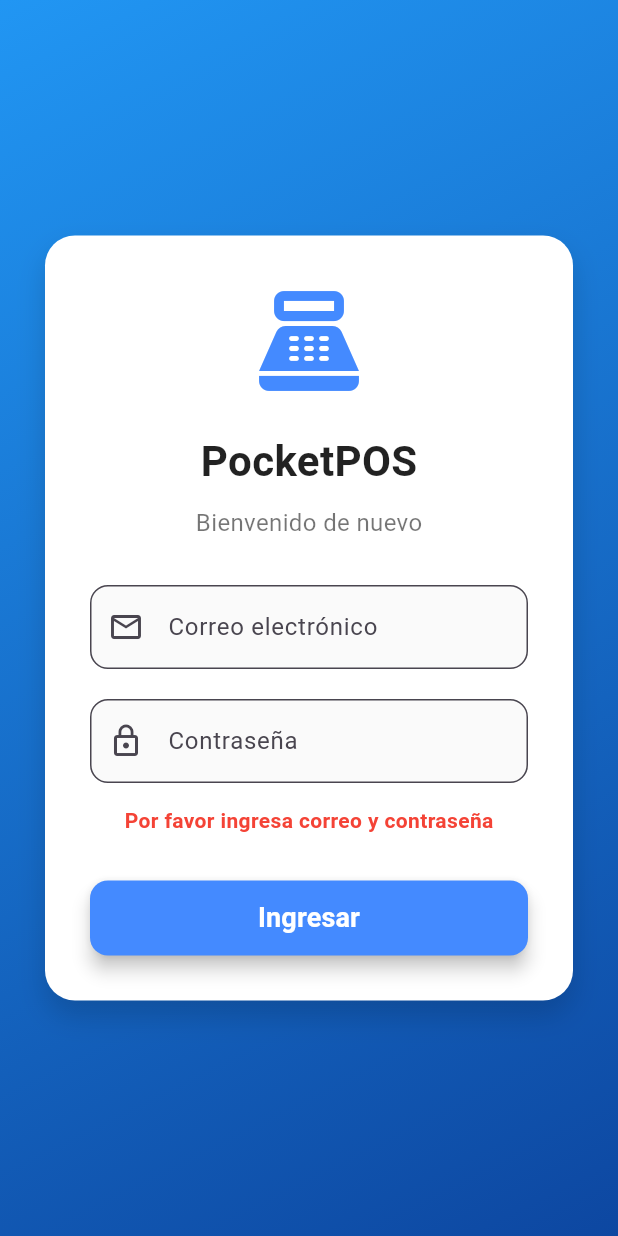
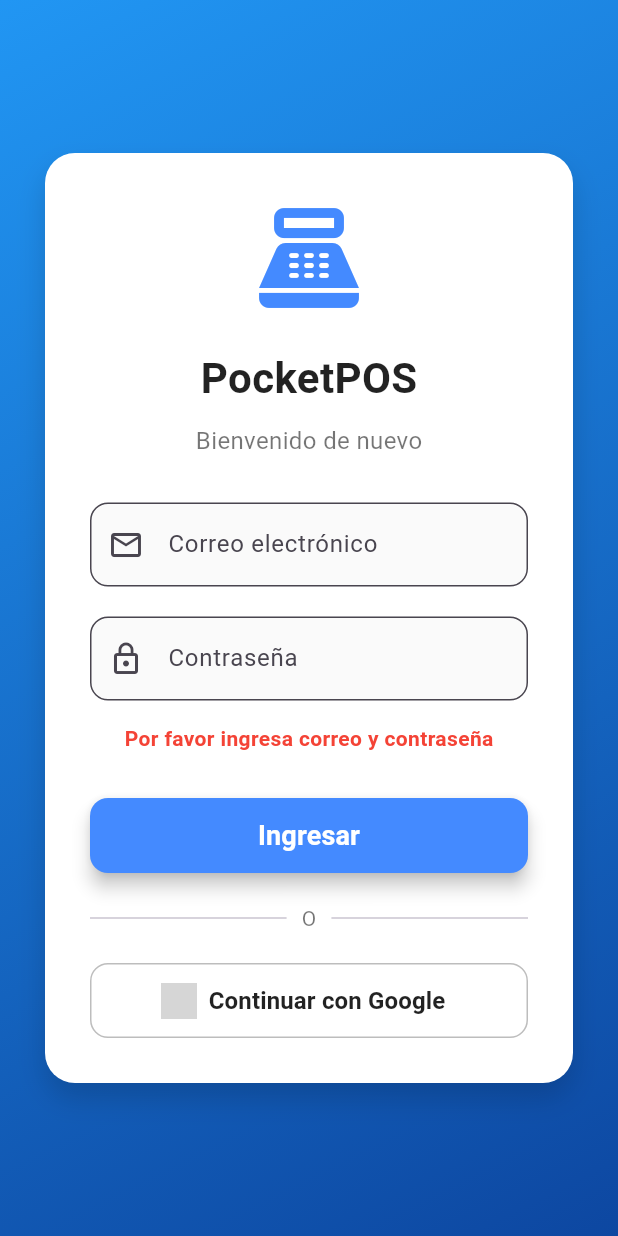
Before and after one commit to JFabian2606/PocketPOS, a Flutter app: the screen it shows after launch, after a tap on "Ingresar", on a phone screen of 412 x 824 dp. Run offline on Flutter 3.47's test engine with Material 3 defaults, Android fonts, the phone set to English and light mode, and no system bars; our stand-ins replace google_sign_in, shared_preferences, sqflite; accounts and stored records are empty; network calls fail; grey boxes are pictures that could not be loaded.

Commit message:
feat: Agregar dependencia google_sign_in en pubspec.yaml

```diff
--- a/lib/screens/login_screen.dart
+++ b/lib/screens/login_screen.dart
@@ -1,6 +1,7 @@
 import 'dart:convert';
 import 'package:crypto/crypto.dart';
 import 'package:flutter/material.dart';
+import 'package:google_sign_in/google_sign_in.dart';
 import 'package:shared_preferences/shared_preferences.dart';
 import 'package:pocketpos/db/db_helper.dart';
 
@@ -16,6 +17,8 @@ class _LoginScreenState extends State<LoginScreen> {
   final _passCtrl = TextEditingController();
   bool _isLoading = false;
   String? _errorMsg;
+
+  final GoogleSignIn _googleSignIn = GoogleSignIn(scopes: ['email']);
 
   @override
   void dispose() {
@@ -38,6 +41,7 @@ class _LoginScreenState extends State<LoginScreen> {
       _errorMsg = null;
     });
 
+    try {
       // Hash password with SHA-256 (SCRUM-43)
       final bytes = utf8.encode(pass);
       final hash = sha256.convert(bytes).toString();
@@ -58,6 +62,46 @@ class _LoginScreenState extends State<LoginScreen> {
         setState(() {
           _isLoading = false;
           _errorMsg = 'Credenciales incorrectas';
+        });
+      }
+    } catch (e) {
+      setState(() {
+        _isLoading = false;
+        _errorMsg = 'Error interno: $e';
+      });
+    }
+  }
+
+  Future<void> _loginWithGoogle() async {
+    setState(() {
+      _isLoading = true;
+      _errorMsg = null;
+    });
+
+    try {
+      // SCRUM-48: Implementar flujo GoogleSignIn
+      final GoogleSignInAccount? account = await _googleSignIn.signIn();
+      if (account != null) {
+        // SCRUM-49: Extraer info de Google y SCRUM-50: Persistir sesión
+        final prefs = await SharedPreferences.getInstance();
+        await prefs.setBool('isLoggedIn', true);
+        await prefs.setString('userEmail', account.email);
+        await prefs.setString('userName', account.displayName ?? 'Usuario Google');
+        await prefs.setString('userPhoto', account.photoUrl ?? '');
+        await prefs.setString('userRole', 'user');
+
+        // Guardar método de autenticación para luego saber cómo cerrar sesión
+        await prefs.setString('authProvider', 'google');
+
+        if (!mounted) return;
+        Navigator.pushReplacementNamed(context, 'home');
+      } else {
+        setState(() => _isLoading = false);
+      }
+    } catch (error) {
+      setState(() {
+        _isLoading = false;
+        _errorMsg = 'Error de Google Sign In: $error';
       });
     }
   }
@@ -174,6 +218,42 @@ class _LoginScreenState extends State<LoginScreen> {
                                 ),
                         ),
                       ),
+
+                      const SizedBox(height: 20),
+                      Row(
+                        children: const [
+                          Expanded(child: Divider()),
+                          Padding(
+                            padding: EdgeInsets.symmetric(horizontal: 10),
+                            child: Text('O', style: TextStyle(color: Colors.black54)),
+                          ),
+                          Expanded(child: Divider()),
+                        ],
+                      ),
+                      const SizedBox(height: 20),
+
+                      // Botón de Google
+                      SizedBox(
+                        width: double.infinity,
+                        height: 50,
+                        child: OutlinedButton.icon(
+                          icon: Image.network(
+                            'https://upload.wikimedia.org/wikipedia/commons/thumb/c/c1/Google_%22G%22_logo.svg/120px-Google_%22G%22_logo.svg.png',
+                            height: 24,
+                          ),
+                          label: const Text(
+                            'Continuar con Google',
+                            style: TextStyle(fontSize: 16, color: Colors.black87, fontWeight: FontWeight.bold),
+                          ),
+                          style: OutlinedButton.styleFrom(
+                            side: const BorderSide(color: Colors.black26),
+                            shape: RoundedRectangleBorder(
+                              borderRadius: BorderRadius.circular(12),
+                            ),
+                          ),
+                          onPressed: _isLoading ? null : _loginWithGoogle,
+                        ),
+                      ),
                     ],
                   ),
                 ),
--- a/pubspec.yaml
+++ b/pubspec.yaml
@@ -38,6 +38,9 @@ dependencies:
   sqflite: ^2.3.3+1
   path: ^1.9.0
   provider: ^6.1.5+1
+  crypto: ^3.0.7
+  shared_preferences: ^2.5.5
+  google_sign_in: ^7.2.0
 
 
 
```
Also changed, not shown: lib/screens/home_screen.dart (+63 -1 lines), pubspec.lock. Lines whose indentation alone changed are shown as unchanged.
